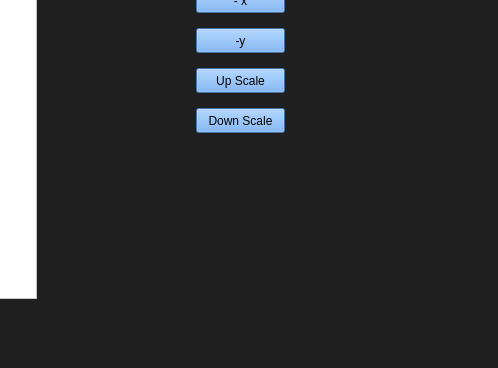
The window that mainwindow.ui (jowjow22/computer-graphics-project) describes before a commit, drawn with Qt 5; both pictures show x 514 to 1012 and y 182 to 550 of the 1012 by 550 pixel window.
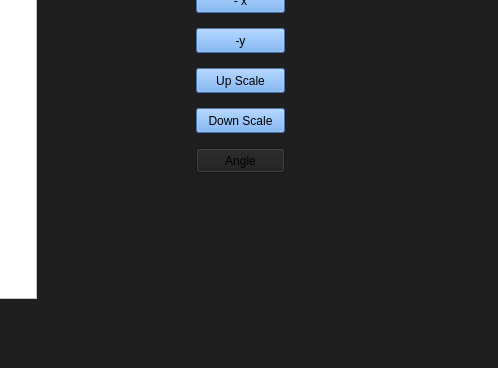
The same window after the commit. Custom widgets are drawn as their Qt base class.

What changed in the file:
```diff
--- a/mainwindow.ui
+++ b/mainwindow.ui
@@ -138,6 +138,19 @@
      <string>Down Scale</string>
     </property>
    </widget>
+   <widget class="QPushButton" name="pushButton_7">
+    <property name="geometry">
+     <rect>
+      <x>710</x>
+      <y>330</y>
+      <width>89</width>
+      <height>25</height>
+     </rect>
+    </property>
+    <property name="text">
+     <string>Angle</string>
+    </property>
+   </widget>
   </widget>
   <widget class="QMenuBar" name="menubar">
    <property name="geometry">
```
Left out of the diff: 17 changed lines with no effect on the pictures.
